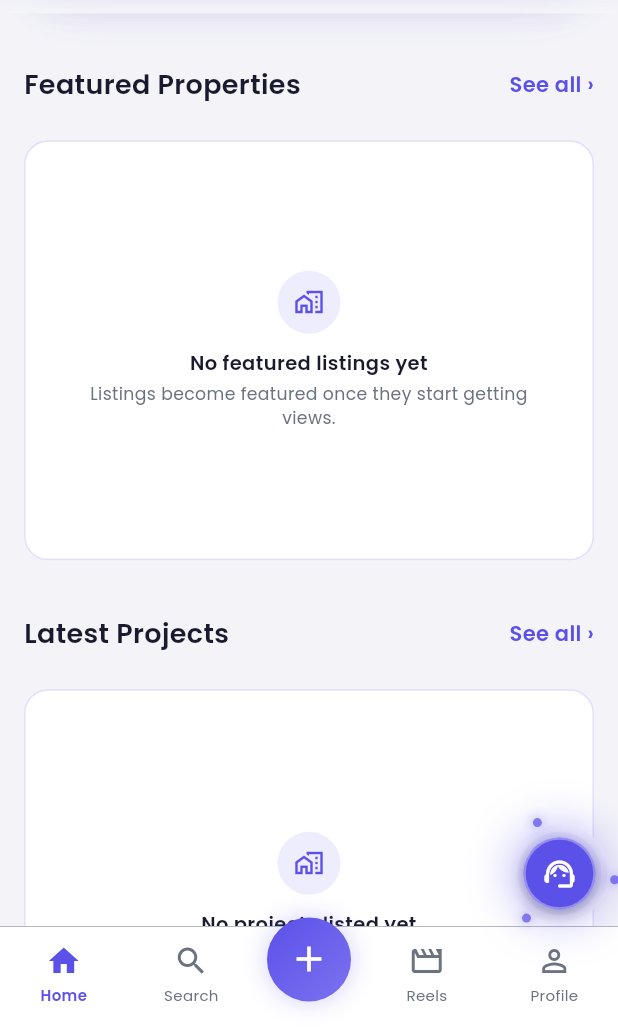
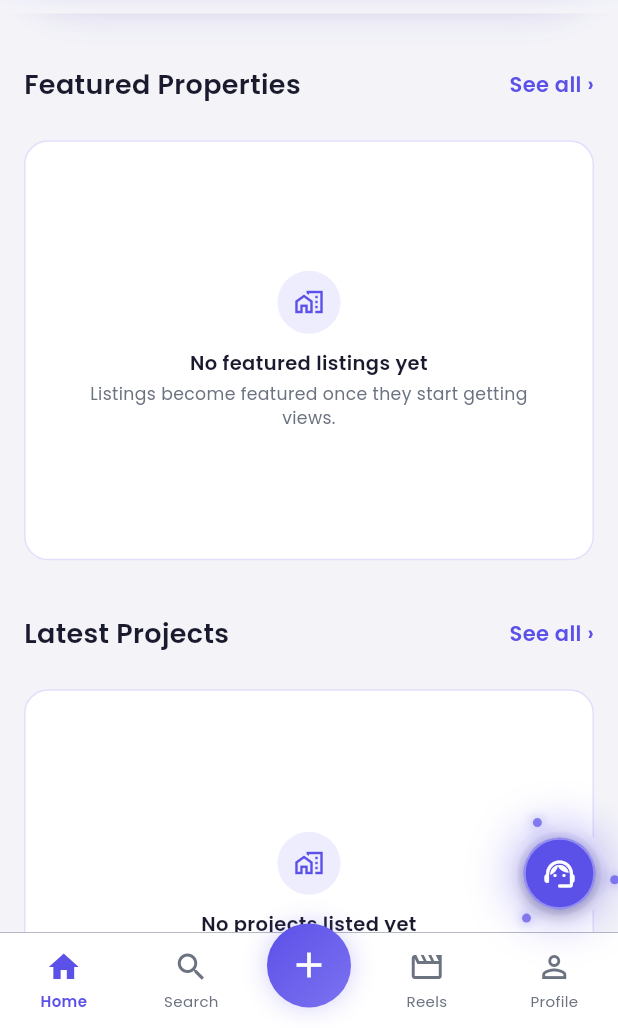
Before and after one commit to Abhi17785598/FLUTTER-APP, a Flutter app: the HomeScreen screen opened by its route, item 3 of the bottom bar chosen, scrolled down 1152 dp, on a phone screen of 412 x 824 dp, the part 208-1236 px from its top. Run offline on Flutter 3.47's test engine with Material 3 defaults, Android fonts, the phone set to English and light mode, and no system bars; drawn by our look-alikes of flutter_animate; our stand-ins replace audioplayers, cached_network_image, file_picker, flutter_dotenv, flutter_svg, geolocator and 10 more; missing offline and left inert: flutter_sound, gal, razorpay_flutter, video_compress; accounts and stored records are empty; network calls fail.

Commit message:
home header , button nav bar

```diff
--- a/lib/screens/home/widgets/home_header.dart
+++ b/lib/screens/home/widgets/home_header.dart
@@ -5,6 +5,7 @@ import 'package:provider/provider.dart';
 import '../../../core/constants/app_constants.dart';
 import '../../../core/theme/app_colors.dart';
 import '../../../core/theme/app_text_styles.dart';
+import '../../../providers/auth_provider.dart';
 import '../../../providers/notification_provider.dart';
 
 /// Home's top app bar: logo/brand dropdown + calendar/notifications/avatar
@@ -96,9 +97,20 @@ class HomeHeader extends StatelessWidget {
                 badge: context.watch<NotificationProvider>().hasUnread,
               ),
               const SizedBox(width: 10),
-              GestureDetector(
-                onTap: () =>
-                    Navigator.pushNamed(context, AppConstants.profileScreen),
+              Builder(
+                builder: (context) {
+                  // Real logged-in avatar when available; falls back to the
+                  // existing placeholder otherwise — same fallback as before,
+                  // just no longer used when a real photo exists.
+                  final String? avatarUrl =
+                      context.watch<AuthProvider>().avatarUrl;
+                  final String imageUrl =
+                      (avatarUrl != null && avatarUrl.isNotEmpty)
+                          ? avatarUrl
+                          : 'https://picsum.photos/seed/avatar/100/100';
+                  return GestureDetector(
+                    onTap: () => Navigator.pushNamed(
+                        context, AppConstants.profileScreen),
                     child: Container(
                       width: 42,
                       height: 42,
@@ -108,17 +120,17 @@ class HomeHeader extends StatelessWidget {
                         gradient: AppColors.primaryGradient,
                       ),
                       child: Container(
-                    decoration: const BoxDecoration(
+                        decoration: BoxDecoration(
                           shape: BoxShape.circle,
                           image: DecorationImage(
-                        image: NetworkImage(
-                          'https://picsum.photos/seed/avatar/100/100',
-                        ),
+                            image: NetworkImage(imageUrl),
                             fit: BoxFit.cover,
                           ),
                         ),
                       ),
                     ),
+                  );
+                },
               ),
             ],
           ),
--- a/lib/widgets/bottom_nav_bar.dart
+++ b/lib/widgets/bottom_nav_bar.dart
@@ -117,22 +117,21 @@ class BottomNavBar extends StatelessWidget {
     final mediaQuery = MediaQuery.of(context);
     final viewPadding = mediaQuery.viewPadding;
 
+    // This widget is a plain Container passed as Scaffold.bottomNavigationBar
+    // — Scaffold does NOT automatically inset a custom bottomNavigationBar
+    // above the system bottom area (that only happens for the body). So on
+    // 3-button/button nav, where viewPadding.bottom is the real, non-zero
+    // system nav bar height, that exact height must be used directly here;
+    // assuming Scaffold already handled it (as the previous version did,
+    // padding 0 in that case) left the bar unprotected on those devices.
+    //
     // On Android 10+ gesture navigation, viewPadding.bottom is 0 (or very
-    // small) because the system nav is transparent and gesture-based. The
-    // Scaffold positions the nav bar flush with the screen bottom. Without
-    // extra padding, tap targets land inside the system gesture capture zone
-    // (~40 dp on most devices) and taps are stolen by the OS.
-    //
-    // When viewPadding.bottom > 0 (3-button nav / button nav), the Scaffold
-    // already positions the nav bar above the system buttons — no extra
-    // padding needed here or we would double-count the inset.
-    //
-    // systemGestureInsets.bottom is the authoritative size of the gesture
-    // zone. We add half of it (capped between 4 and 12 dp) so content is
-    // comfortably above the gesture strip without wasting excessive space.
-    final double bottomSafePadding = viewPadding.bottom < 1.0
-        ? (mediaQuery.systemGestureInsets.bottom / 2).clamp(4.0, 12.0)
-        : 0.0;
+    // small) because the system nav is transparent and gesture-based, so the
+    // real danger zone is the gesture-capture strip instead, reported via
+    // systemGestureInsets.bottom (commonly ~24-40 dp).
+    final double bottomSafePadding = viewPadding.bottom > 0
+        ? viewPadding.bottom
+        : mediaQuery.systemGestureInsets.bottom.clamp(0.0, 40.0);
 
     return Container(
       // Total rendered height = visible content area + gesture-safe padding.
```
Lines whose indentation alone changed are shown as unchanged.
